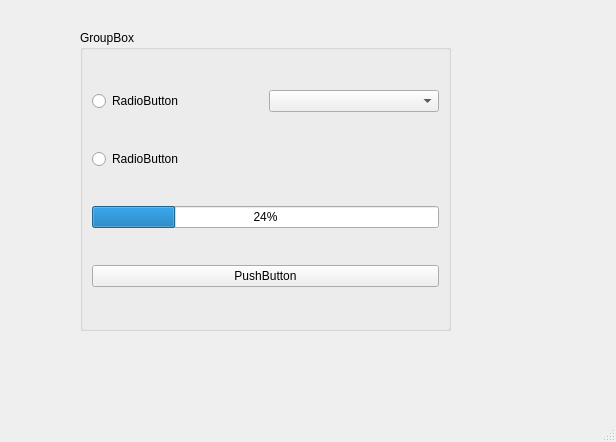
Old version of the form mainwindow.ui in the repository MukhriddinBadriev/QtWidgets_9.4.1.
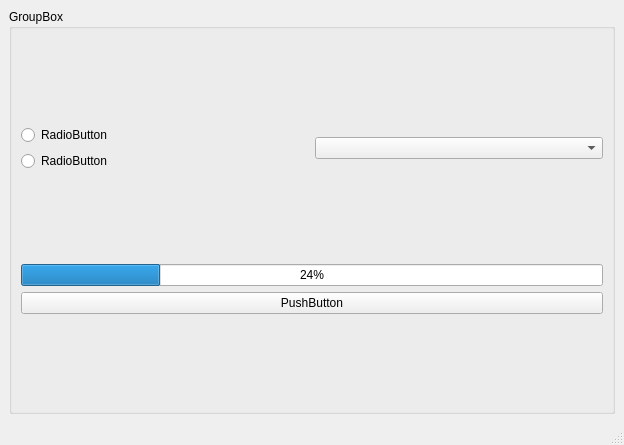
New version of the form.

Diff of the .ui file:
```diff
--- a/mainwindow.ui
+++ b/mainwindow.ui
@@ -6,60 +6,71 @@
    <rect>
     <x>0</x>
     <y>0</y>
-    <width>616</width>
-    <height>442</height>
+    <width>624</width>
+    <height>445</height>
    </rect>
   </property>
   <property name="windowTitle">
    <string>MainWindow</string>
   </property>
   <widget class="QWidget" name="centralwidget">
+   <layout class="QGridLayout" name="gridLayout">
+    <item row="0" column="0">
    <widget class="QGroupBox" name="groupBox">
-    <property name="geometry">
-     <rect>
-      <x>80</x>
-      <y>30</y>
-      <width>371</width>
-      <height>301</height>
-     </rect>
-    </property>
     <property name="title">
      <string>GroupBox</string>
     </property>
-    <layout class="QGridLayout" name="gridLayout">
-     <item row="1" column="0">
-      <widget class="QRadioButton" name="radioButton_2">
-       <property name="text">
-        <string>RadioButton</string>
-       </property>
-      </widget>
-     </item>
+      <layout class="QGridLayout" name="gridLayout_2">
      <item row="0" column="0">
+        <layout class="QHBoxLayout" name="horizontalLayout">
+         <item>
+          <layout class="QVBoxLayout" name="verticalLayout_2">
+           <item>
       <widget class="QRadioButton" name="radioButton">
        <property name="text">
         <string>RadioButton</string>
        </property>
       </widget>
      </item>
-     <item row="0" column="1">
+           <item>
+            <widget class="QRadioButton" name="radioButton_2">
+             <property name="text">
+              <string>RadioButton</string>
+             </property>
+            </widget>
+           </item>
+          </layout>
+         </item>
+         <item>
       <widget class="QComboBox" name="comboBox"/>
      </item>
-     <item row="2" column="0" colspan="2">
+        </layout>
+       </item>
+       <item row="1" column="0">
+        <layout class="QVBoxLayout" name="verticalLayout">
+         <item>
       <widget class="QProgressBar" name="progressBar">
        <property name="value">
         <number>24</number>
        </property>
       </widget>
      </item>
-     <item row="3" column="0" colspan="2">
+         <item>
       <widget class="QPushButton" name="pushButton">
        <property name="text">
         <string>PushButton</string>
        </property>
+           <property name="checkable">
+            <bool>true</bool>
+           </property>
       </widget>
      </item>
     </layout>
-   </widget>
+       </item>
+      </layout>
+     </widget>
+    </item>
+   </layout>
   </widget>
   <widget class="QMenuBar" name="menubar">
    <property name="geometry">
```
Left out of the diff: 2 changed lines with no effect on the pictures. Lines whose indentation alone changed are shown as unchanged.
